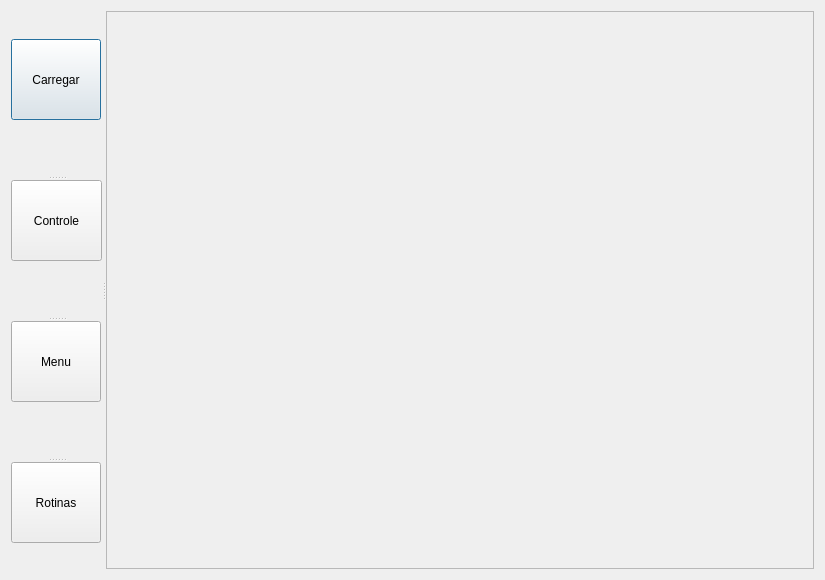
dsgoficial/SAP_Operador, file Tools/toolsDialog.ui: the form before one commit.
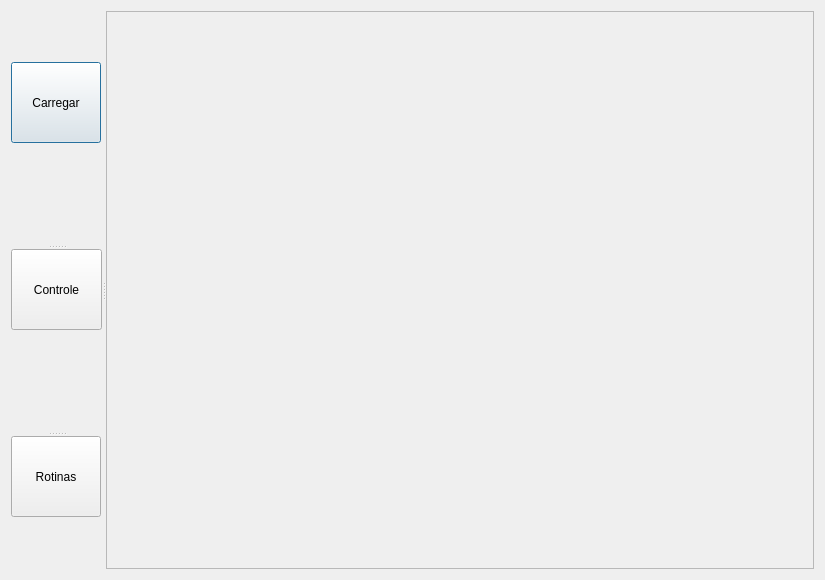
The form after the commit.

Patch:
```diff
--- a/Tools/toolsDialog.ui
+++ b/Tools/toolsDialog.ui
@@ -53,7 +53,7 @@
       <property name="maximumSize">
        <size>
         <width>91</width>
-        <height>342</height>
+        <height>255</height>
        </size>
       </property>
       <property name="orientation">
@@ -117,35 +117,6 @@
         <bool>true</bool>
        </property>
       </widget>
-      <widget class="QPushButton" name="menu_btn">
-       <property name="sizePolicy">
-        <sizepolicy hsizetype="Fixed" vsizetype="Fixed">
-         <horstretch>0</horstretch>
-         <verstretch>0</verstretch>
-        </sizepolicy>
-       </property>
-       <property name="minimumSize">
-        <size>
-         <width>90</width>
-         <height>81</height>
-        </size>
-       </property>
-       <property name="maximumSize">
-        <size>
-         <width>90</width>
-         <height>81</height>
-        </size>
-       </property>
-       <property name="text">
-        <string>Menu</string>
-       </property>
-       <property name="checkable">
-        <bool>true</bool>
-       </property>
-       <property name="autoExclusive">
-        <bool>true</bool>
-       </property>
-      </widget>
       <widget class="QPushButton" name="rotines_btn">
        <property name="sizePolicy">
         <sizepolicy hsizetype="Fixed" vsizetype="Fixed">
```
